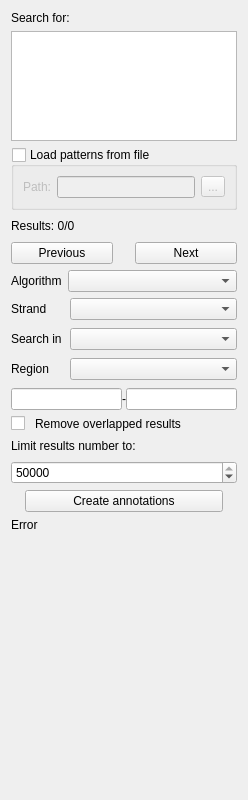
First picture: the form in src/corelibs/U2View/src/ov_sequence/find_pattern/FindPatternForm.ui, repository violethaze74/ugene, before the edit.
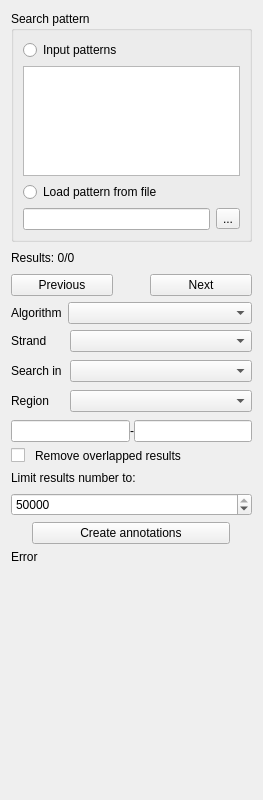
Second picture: the form after the edit.

Commit message: Search pattern group on the Search in Sequence tab

What changed in the file:
```diff
--- a/src/corelibs/U2View/src/ov_sequence/find_pattern/FindPatternForm.ui
+++ b/src/corelibs/U2View/src/ov_sequence/find_pattern/FindPatternForm.ui
@@ -6,7 +6,7 @@
    <rect>
     <x>0</x>
     <y>0</y>
-    <width>248</width>
+    <width>263</width>
     <height>800</height>
    </rect>
   </property>
@@ -22,26 +22,17 @@
   <property name="windowTitle">
    <string notr="true">Form</string>
   </property>
+  <layout class="QVBoxLayout" name="verticalLayout_3">
+   <item>
+    <widget class="QGroupBox" name="groupBox">
+     <property name="title">
+      <string>Search pattern</string>
+     </property>
   <layout class="QVBoxLayout" name="verticalLayout">
    <item>
-    <widget class="QLabel" name="searchForLabel">
-     <property name="sizePolicy">
-      <sizepolicy hsizetype="Minimum" vsizetype="Fixed">
-       <horstretch>0</horstretch>
-       <verstretch>0</verstretch>
-      </sizepolicy>
-     </property>
-     <property name="minimumSize">
-      <size>
-       <width>50</width>
-       <height>0</height>
-      </size>
-     </property>
+       <widget class="QRadioButton" name="usePatternFromTextEditRadioButton">
      <property name="text">
-      <string>Search for:</string>
-     </property>
-     <property name="wordWrap">
-      <bool>false</bool>
+         <string>Input patterns</string>
      </property>
     </widget>
    </item>
@@ -77,36 +68,25 @@
     </widget>
    </item>
    <item>
-    <widget class="QGroupBox" name="loadFromFileGroupBox">
-     <property name="toolTip">
-      <string>Find file with newline-separated patterns</string>
-     </property>
-     <property name="title">
-      <string>Load patterns from file</string>
-     </property>
-     <property name="checkable">
-      <bool>true</bool>
-     </property>
-     <property name="checked">
-      <bool>false</bool>
-     </property>
-     <layout class="QGridLayout" name="gridLayout_6">
-      <item row="0" column="1">
+       <widget class="QRadioButton" name="usePatternFromFileRadioButton">
+        <property name="text">
+         <string>Load pattern from file</string>
+        </property>
+       </widget>
+      </item>
+      <item>
+       <layout class="QHBoxLayout" name="horizontalLayout_6">
+        <item>
        <widget class="QLineEdit" name="filePathLineEdit"/>
       </item>
-      <item row="0" column="2">
+        <item>
        <widget class="QToolButton" name="loadFromFileToolButton">
         <property name="text">
          <string>...</string>
         </property>
        </widget>
       </item>
-      <item row="0" column="0">
-       <widget class="QLabel" name="label_2">
-        <property name="text">
-         <string>Path:</string>
-        </property>
-       </widget>
+       </layout>
       </item>
      </layout>
     </widget>
```
Left out of the diff: 4 changed lines with no effect on the pictures. Lines whose indentation alone changed are shown as unchanged. The commit also changes 2 other files.
